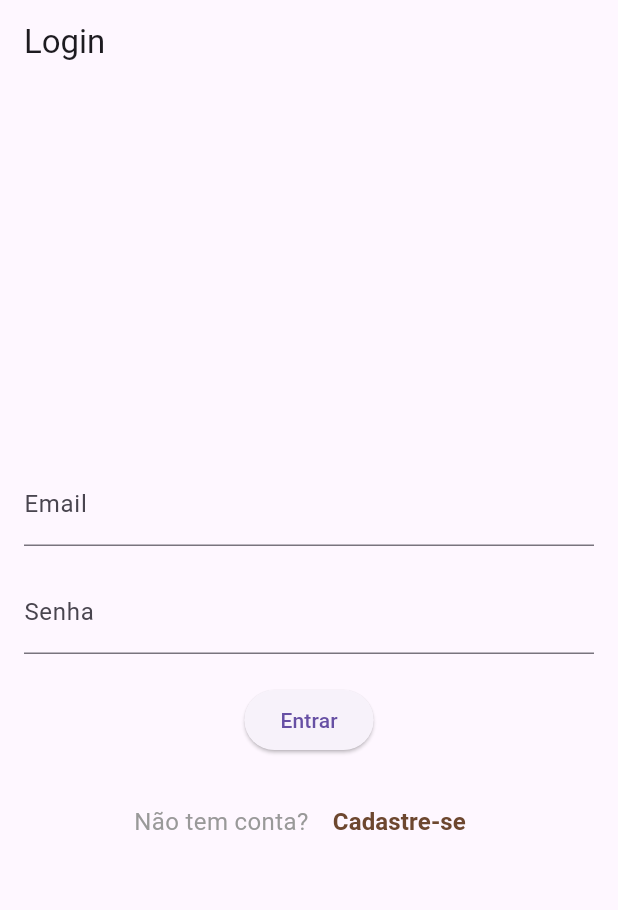
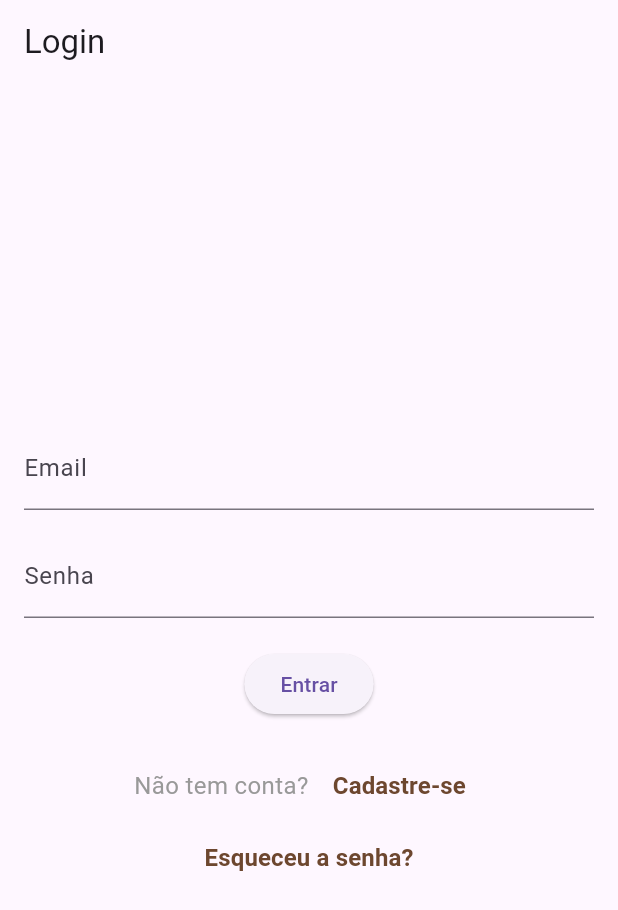
Before and after one commit to EquipeMoovin/Moovin_frontend, a Flutter app: the screen it shows after launch, on a phone screen of 412 x 824 dp. Shown: the top 910 px of the screen. Run offline on Flutter 3.47's test engine with Material 3 defaults, Android fonts, the phone set to English and light mode, and no system bars; our stand-ins replace dio, equatable, flutter_bloc, get_it, go_router, shared_preferences.

Commit message:
Start new sprint in auth model

```diff
--- a/moovin_mobile/lib/app.dart
+++ b/moovin_mobile/lib/app.dart
@@ -4,6 +4,7 @@ import 'package:go_router/go_router.dart';
 import 'core/injection.dart';
 
 import 'package:moovin_mobile/features/auth/presentation/screens/verify_email_screen.dart';
+import 'features/auth/presentation/screens/forgot_password_screen.dart';
 import 'features/auth/presentation/screens/login_screen.dart';
 import 'features/auth/presentation/screens/placeholder_screen.dart';
 import 'features/auth/presentation/screens/register_screen.dart';
@@ -31,18 +32,20 @@ class MyApp extends StatelessWidget {
       ),
       GoRoute(
         path: '/dashboard',
-        builder: (context, state) => const PlaceholderScreen(
-          title: 'Dashboard',
-        ),
+        builder: (context, state) =>
+            const PlaceholderScreen(title: 'Dashboard'),
       ),
       GoRoute(
         path: '/verify/:email',
         builder: (context, state) => BlocProvider<AuthBloc>(
           create: (_) => sl<AuthBloc>(),
-          child: VerifyEmailScreen(
-            email: state.pathParameters['email']!,
-          ),
+          child: VerifyEmailScreen(email: state.pathParameters['email']!),
         ),
+      ),
+      GoRoute(
+        path: '/forgot-password',
+        builder: (context, state) =>
+            const ForgotPasswordScreen(title: 'Recuperar Senha'),
       ),
     ],
 
--- a/moovin_mobile/lib/features/auth/presentation/screens/login_screen.dart
+++ b/moovin_mobile/lib/features/auth/presentation/screens/login_screen.dart
@@ -31,9 +31,9 @@ class _LoginScreenState extends State<LoginScreen> {
               MyApp.router.go('/dashboard');
             } else if (state is AuthError) {
               if (context.mounted) {
-                ScaffoldMessenger.of(context).showSnackBar(
-                  SnackBar(content: Text(state.message)),
-                );
+                ScaffoldMessenger.of(
+                  context,
+                ).showSnackBar(SnackBar(content: Text(state.message)));
               }
             }
           },
@@ -68,11 +68,11 @@ class _LoginScreenState extends State<LoginScreen> {
                         onPressed: () {
                           if (_formKey.currentState?.validate() ?? false) {
                             context.read<AuthBloc>().add(
-                                  LoginSubmitted(
-                                    _emailController.text,
-                                    _passwordController.text,
-                                  ),
-                                );
+                              LoginSubmitted(
+                                _emailController.text,
+                                _passwordController.text,
+                              ),
+                            );
                           }
                         },
                         child: const Text('Entrar'),
@@ -104,6 +104,24 @@ class _LoginScreenState extends State<LoginScreen> {
                           ),
                         ],
                       ),
+                      Row(
+                        mainAxisAlignment: MainAxisAlignment.center,
+                        children: [
+                          TextButton(
+                            onPressed: () {
+                              MyApp.router.go('/forgot-password');
+                            },
+                            child: const Text(
+                              'Esqueceu a senha?',
+                              style: TextStyle(
+                                fontSize: 16,
+                                fontWeight: FontWeight.bold,
+                                color: Color(0xFF6D472F),
+                              ),
+                            ),
+                          ),
+                        ],
+                      ),
                     ],
                   ),
                 ),
```
Also changed, not shown: moovin_mobile/lib/features/auth/data/services/auth_service.dart (+11 -5 lines), moovin_mobile/lib/features/auth/domain/usecases/verify_email_usecase.dart (+11 -2 lines), moovin_mobile/lib/features/auth/presentation/bloc/auth_bloc.dart (+14 -2 lines).
